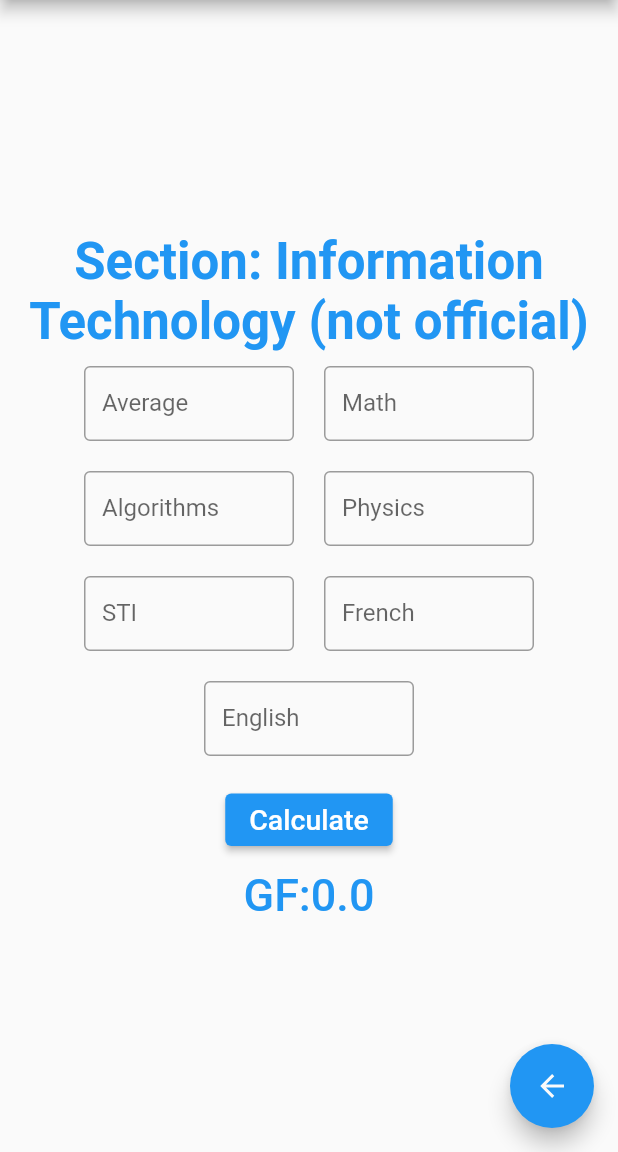
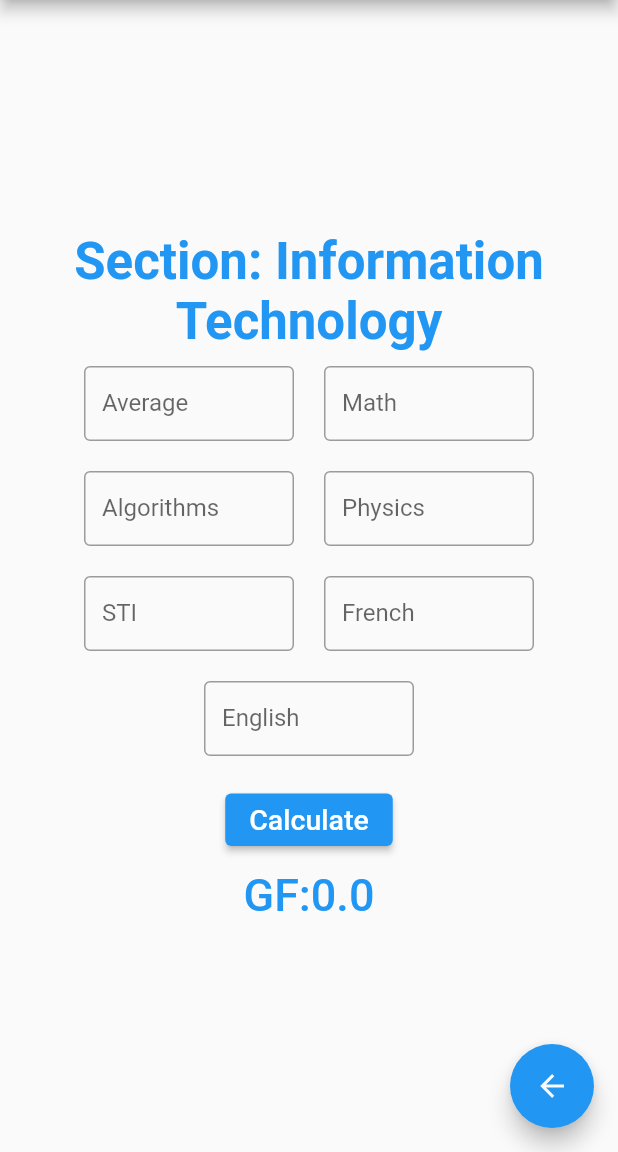
Before and after one commit to Stem-LG/uniscore, a Flutter app: the CalculatorPage screen opened by its route, on a phone screen of 412 x 824 dp, the part 84-1236 px from its top. Run offline on Flutter 3.47's test engine with Material 2 defaults, Android fonts, the phone set to English and light mode, and no system bars; our stand-ins replace flutter_svg, get; missing offline and left inert: clipboard.

Commit message:
Make new cs score calculator official

```diff
--- a/lib/views/calculator.dart
+++ b/lib/views/calculator.dart
@@ -14,7 +14,7 @@ class CalculatorPage extends StatelessWidget {
     List<Widget> Fields = [];
     String sectionName = "Default";
     if (Get.currentRoute == "/info") {
-      sectionName = "Information Technology (not official)".tr;
+      sectionName = "Information Technology".tr;
       Fields = [
         NumberField(
             label: "Average".tr,
```
